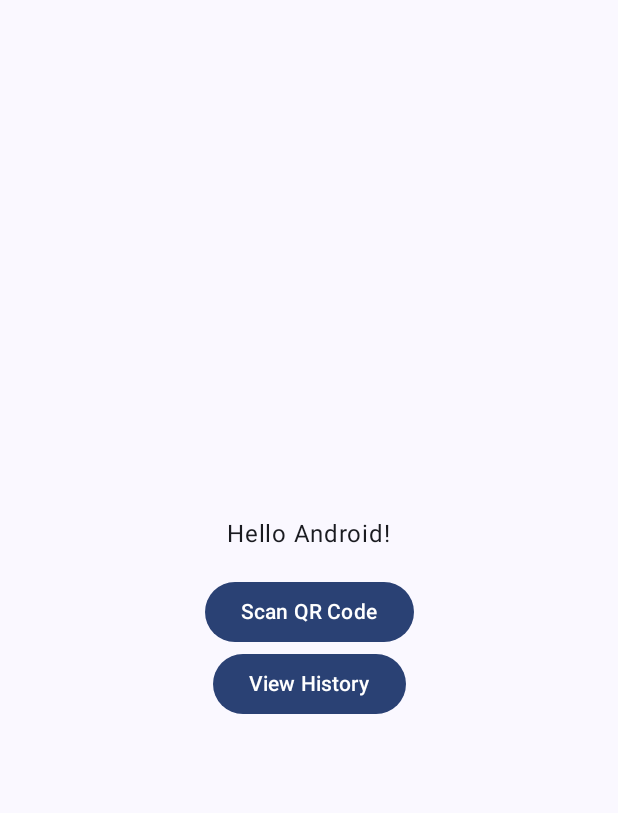
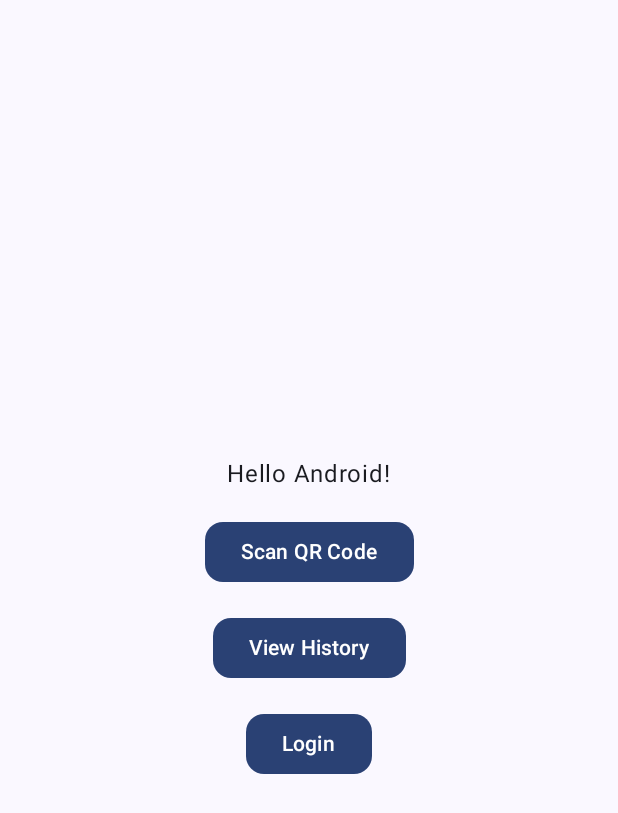
Before and after one commit to tomibenko/PJ-projekt, an Android app built with Jetpack Compose: the screen it shows after launch (MainActivity), on a phone screen of 412 x 824 dp. Shown: the top 813 px of the screen. Run offline under Robolectric (Android 15) with nearby library versions, the light colour scheme and no system bars; libraries missing offline, so code that uses them is left out: com.google.zxing.integration.

Commit message:
KAN-14 Dodal login aktivnost in gumb za dostop v aplikaciji

```diff
--- a/app/src/main/java/com/example/myapplication/MainActivity.kt
+++ b/app/src/main/java/com/example/myapplication/MainActivity.kt
@@ -95,14 +95,29 @@
             integrator.setPrompt("Scan a QR code")
             integrator.setBeepEnabled(true)
             launcher.launch(integrator.createScanIntent())
-        }) {
+        },
+            shape = MaterialTheme.shapes.medium
+        ) {
             Text(text = "Scan QR Code")
         }
+        Spacer(modifier = Modifier.height(16.dp))
         Button(onClick = {
             val intent = Intent(context, HistoryActivity::class.java)
             context.startActivity(intent)
-        }) {
+        },
+            shape = MaterialTheme.shapes.medium
+        ) {
             Text(text = "View History")
+        }
+        Spacer(modifier = Modifier.height(16.dp))
+        Button(
+            onClick = {
+                val intent = Intent(context, LoginActivity::class.java)
+                context.startActivity(intent)
+            },
+            shape = MaterialTheme.shapes.medium
+        ){
+            Text(text = "Login")
         }
         if (viewModel.scanResult.value.isNotEmpty()) {
             Text(text = "Scan result: ${viewModel.scanResult.value}")
```
Also changed, not shown: app/src/main/java/com/example/myapplication/LoginActivity.kt (added, +33 -0 lines).
